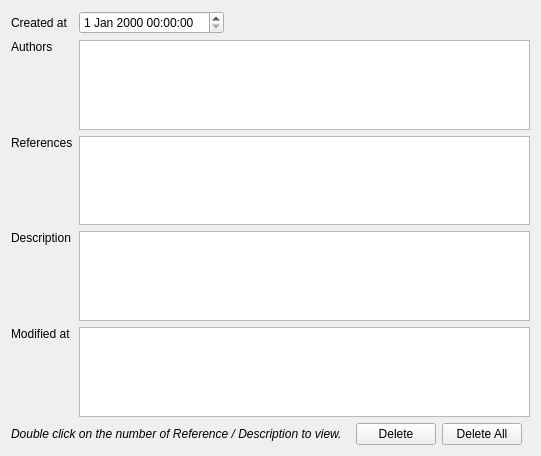
The window that copasi/MIRIAMUI/CQMiriamWidget.ui (copasi/COPASI) describes before a commit, drawn with Qt 5.
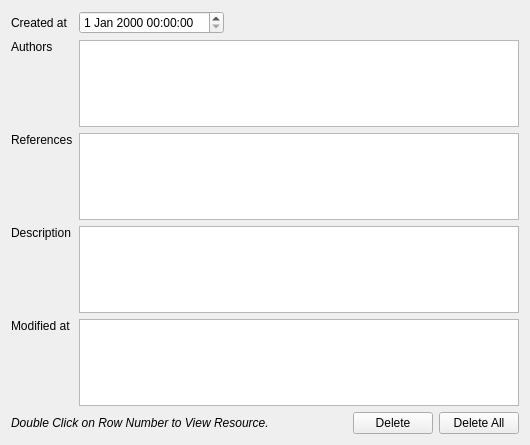
The same window after the commit. Custom widgets are drawn as their Qt base class.

Commit message: Improved sizes to reduce movement of the separator between browser and main widget.

Diff of the .ui file:
```diff
--- a/copasi/MIRIAMUI/CQMiriamWidget.ui
+++ b/copasi/MIRIAMUI/CQMiriamWidget.ui
@@ -19,14 +19,14 @@
    <rect>
     <x>0</x>
     <y>0</y>
-    <width>541</width>
-    <height>456</height>
+    <width>530</width>
+    <height>445</height>
    </rect>
   </property>
   <property name="caption" stdset="0">
    <string>MIRIAM Annotation</string>
   </property>
-  <layout class="QGridLayout">
+  <layout class="QGridLayout" name="gridLayout">
    <item row="0" column="0">
     <widget class="QLabel" name="mpLblCreated">
      <property name="text">
@@ -37,77 +37,22 @@
      </property>
     </widget>
    </item>
-   <item row="0" column="3">
-    <spacer name="mpSpcCreated">
-     <property name="orientation">
-      <enum>Qt::Horizontal</enum>
-     </property>
-     <property name="sizeType">
-      <enum>QSizePolicy::MinimumExpanding</enum>
-     </property>
-     <property name="sizeHint" stdset="0">
-      <size>
-       <width>80</width>
-       <height>20</height>
-      </size>
-     </property>
-    </spacer>
-   </item>
-   <item row="6" column="0" colspan="4">
-    <layout class="QHBoxLayout">
+   <item row="0" column="1">
+    <layout class="QHBoxLayout" name="horizontalLayout">
      <item>
-      <widget class="QLabel" name="label">
-       <property name="font">
-        <font>
-         <italic>true</italic>
-        </font>
-       </property>
-       <property name="text">
-        <string>Double click on the number of Reference / Description to view.</string>
-       </property>
-      </widget>
+      <widget class="QDateTimeEdit" name="mpDTCreated"/>
      </item>
      <item>
-      <spacer name="horizontalSpacerLeft">
+      <spacer name="mpSpcCreated">
        <property name="orientation">
         <enum>Qt::Horizontal</enum>
        </property>
-       <property name="sizeHint" stdset="0">
-        <size>
-         <width>40</width>
-         <height>20</height>
-        </size>
+       <property name="sizeType">
+        <enum>QSizePolicy::MinimumExpanding</enum>
        </property>
-      </spacer>
-     </item>
-     <item>
-      <widget class="QPushButton" name="mpBtnDelete">
-       <property name="focusPolicy">
-        <enum>Qt::NoFocus</enum>
-       </property>
-       <property name="text">
-        <string>Delete</string>
-       </property>
-      </widget>
-     </item>
-     <item>
-      <widget class="QPushButton" name="mpBtnClear">
-       <property name="focusPolicy">
-        <enum>Qt::NoFocus</enum>
-       </property>
-       <property name="text">
-        <string>Delete All</string>
-       </property>
-      </widget>
-     </item>
-     <item>
-      <spacer name="horizontalSpacerRight">
-       <property name="orientation">
-        <enum>Qt::Horizontal</enum>
-       </property>
        <property name="sizeHint" stdset="0">
         <size>
-         <width>40</width>
+         <width>80</width>
          <height>20</height>
         </size>
        </property>
@@ -115,19 +60,6 @@
      </item>
     </layout>
    </item>
-   <item row="4" column="0">
-    <widget class="QLabel" name="mpLblModified">
-     <property name="text">
-      <string>Modified at</string>
-     </property>
-     <property name="alignment">
-      <set>Qt::AlignTop</set>
-     </property>
-     <property name="wordWrap">
-      <bool>false</bool>
-     </property>
-    </widget>
-   </item>
    <item row="1" column="0">
     <widget class="QLabel" name="mpLblAuthors">
      <property name="text">
@@ -141,6 +73,28 @@
      </property>
     </widget>
    </item>
+   <item row="1" column="1">
+    <widget class="CQTableView" name="mpTblAuthors">
+     <property name="editTriggers">
+      <set>QAbstractItemView::CurrentChanged|QAbstractItemView::EditKeyPressed|QAbstractItemView::SelectedClicked</set>
+     </property>
+     <property name="alternatingRowColors">
+      <bool>false</bool>
+     </property>
+     <property name="selectionMode">
+      <enum>QAbstractItemView::ExtendedSelection</enum>
+     </property>
+     <property name="selectionBehavior">
+      <enum>QAbstractItemView::SelectRows</enum>
+     </property>
+     <property name="horizontalScrollMode">
+      <enum>QAbstractItemView::ScrollPerPixel</enum>
+     </property>
+     <property name="sortingEnabled">
+      <bool>true</bool>
+     </property>
+    </widget>
+   </item>
    <item row="2" column="0">
     <widget class="QLabel" name="mpLblReferences">
      <property name="text">
@@ -154,6 +108,28 @@
      </property>
     </widget>
    </item>
+   <item row="2" column="1">
+    <widget class="CQTableView" name="mpTblReferences">
+     <property name="editTriggers">
+      <set>QAbstractItemView::CurrentChanged|QAbstractItemView::EditKeyPressed|QAbstractItemView::SelectedClicked</set>
+     </property>
+     <property name="alternatingRowColors">
+      <bool>false</bool>
+     </property>
+     <property name="selectionMode">
+      <enum>QAbstractItemView::ExtendedSelection</enum>
+     </property>
+     <property name="selectionBehavior">
+      <enum>QAbstractItemView::SelectRows</enum>
+     </property>
+     <property name="horizontalScrollMode">
+      <enum>QAbstractItemView::ScrollPerPixel</enum>
+     </property>
+     <property name="sortingEnabled">
+      <bool>true</bool>
+     </property>
+    </widget>
+   </item>
    <item row="3" column="0">
     <widget class="QLabel" name="mpLblDescription">
      <property name="text">
@@ -167,7 +143,7 @@
      </property>
     </widget>
    </item>
-   <item row="3" column="1" colspan="3">
+   <item row="3" column="1">
     <widget class="CQTableView" name="mpTblDescription">
      <property name="editTriggers">
       <set>QAbstractItemView::CurrentChanged|QAbstractItemView::EditKeyPressed|QAbstractItemView::SelectedClicked</set>
@@ -189,7 +165,20 @@
      </property>
     </widget>
    </item>
-   <item row="4" column="1" colspan="3">
+   <item row="4" column="0">
+    <widget class="QLabel" name="mpLblModified">
+     <property name="text">
+      <string>Modified at</string>
+     </property>
+     <property name="alignment">
+      <set>Qt::AlignTop</set>
+     </property>
+     <property name="wordWrap">
+      <bool>false</bool>
+     </property>
+    </widget>
+   </item>
+   <item row="4" column="1">
     <widget class="CQTableView" name="mpTblModified">
      <property name="editTriggers">
       <set>QAbstractItemView::CurrentChanged|QAbstractItemView::EditKeyPressed|QAbstractItemView::SelectedClicked</set>
@@ -211,52 +200,54 @@
      </property>
     </widget>
    </item>
-   <item row="2" column="1" colspan="3">
-    <widget class="CQTableView" name="mpTblReferences">
-     <property name="editTriggers">
-      <set>QAbstractItemView::CurrentChanged|QAbstractItemView::EditKeyPressed|QAbstractItemView::SelectedClicked</set>
-     </property>
-     <property name="alternatingRowColors">
-      <bool>false</bool>
-     </property>
-     <property name="selectionMode">
-      <enum>QAbstractItemView::ExtendedSelection</enum>
-     </property>
-     <property name="selectionBehavior">
-      <enum>QAbstractItemView::SelectRows</enum>
-     </property>
-     <property name="horizontalScrollMode">
-      <enum>QAbstractItemView::ScrollPerPixel</enum>
-     </property>
-     <property name="sortingEnabled">
-      <bool>true</bool>
-     </property>
-    </widget>
-   </item>
-   <item row="1" column="1" colspan="3">
-    <widget class="CQTableView" name="mpTblAuthors">
-     <property name="editTriggers">
-      <set>QAbstractItemView::CurrentChanged|QAbstractItemView::EditKeyPressed|QAbstractItemView::SelectedClicked</set>
-     </property>
-     <property name="alternatingRowColors">
-      <bool>false</bool>
-     </property>
-     <property name="selectionMode">
-      <enum>QAbstractItemView::ExtendedSelection</enum>
-     </property>
-     <property name="selectionBehavior">
-      <enum>QAbstractItemView::SelectRows</enum>
-     </property>
-     <property name="horizontalScrollMode">
-      <enum>QAbstractItemView::ScrollPerPixel</enum>
-     </property>
-     <property name="sortingEnabled">
-      <bool>true</bool>
-     </property>
-    </widget>
-   </item>
-   <item row="0" column="1">
-    <widget class="QDateTimeEdit" name="mpDTCreated"/>
+   <item row="5" column="0" colspan="2">
+    <layout class="QHBoxLayout">
+     <item>
+      <widget class="QLabel" name="label">
+       <property name="font">
+        <font>
+         <italic>true</italic>
+        </font>
+       </property>
+       <property name="text">
+        <string>Double Click on Row Number to View Resource.</string>
+       </property>
+      </widget>
+     </item>
+     <item>
+      <spacer name="horizontalSpacerLeft">
+       <property name="orientation">
+        <enum>Qt::Horizontal</enum>
+       </property>
+       <property name="sizeHint" stdset="0">
+        <size>
+         <width>40</width>
+         <height>20</height>
+        </size>
+       </property>
+      </spacer>
+     </item>
+     <item>
+      <widget class="QPushButton" name="mpBtnDelete">
+       <property name="focusPolicy">
+        <enum>Qt::NoFocus</enum>
+       </property>
+       <property name="text">
+        <string>Delete</string>
+       </property>
+      </widget>
+     </item>
+     <item>
+      <widget class="QPushButton" name="mpBtnClear">
+       <property name="focusPolicy">
+        <enum>Qt::NoFocus</enum>
+       </property>
+       <property name="text">
+        <string>Delete All</string>
+       </property>
+      </widget>
+     </item>
+    </layout>
    </item>
   </layout>
  </widget>
```
Left out of the diff: 2 changed lines with no effect on the pictures. The commit also changes 3 other files.
